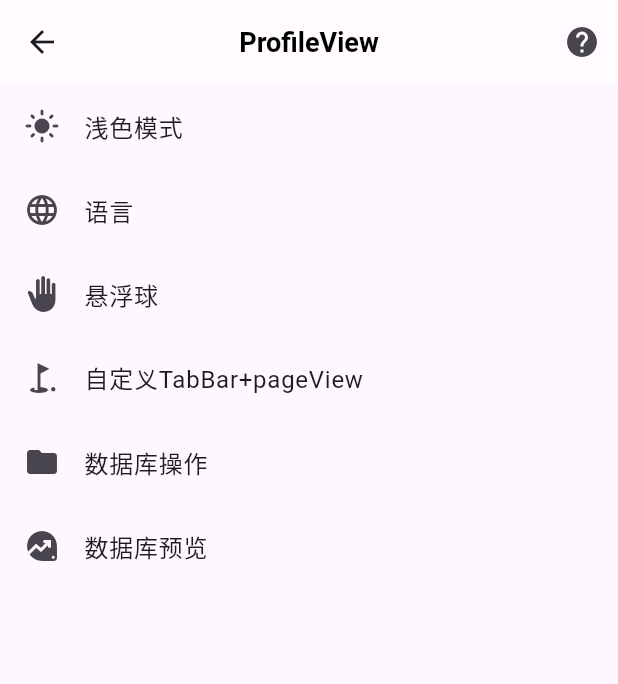
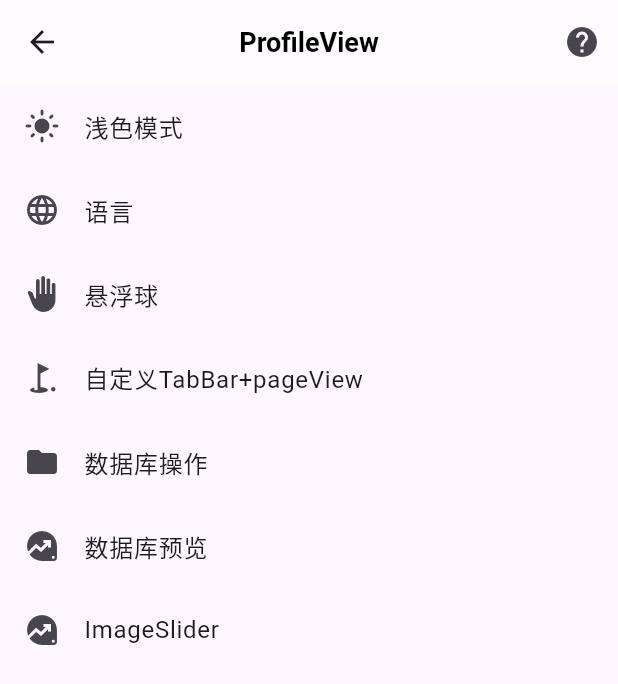
Before and after one commit to yanmingLiu/flutter_getx, a Flutter app: the ProfileView screen opened directly, on a phone screen of 412 x 824 dp. Shown: the top 684 px of the screen. Run offline on Flutter 3.47's test engine with Material 3 defaults, Android fonts, the phone set to English and light mode, and no system bars; our stand-ins replace drift, flutter_secure_storage, flutter_smart_dialog, get, get_storage, in_app_purchase; missing offline and left inert: drift_db_viewer; accounts and stored records are empty; generated files the repository leaves out were written again.

Commit message:
feat: image silder

```diff
--- a/lib/app/modules/profile/views/profile_view.dart
+++ b/lib/app/modules/profile/views/profile_view.dart
@@ -5,6 +5,7 @@ import 'package:flutter_smart_dialog/flutter_smart_dialog.dart';
 import 'package:get/get.dart';
 import 'package:getx_demo1/app/routes/app_route.dart';
 import 'package:getx_demo1/app/theme/theme_service.dart';
+import 'package:getx_demo1/app/widgets/image_slider.dart';
 import 'package:getx_demo1/app/widgets/over_layer_ball.dart';
 import 'package:getx_demo1/generated/locales.g.dart';
 
@@ -82,6 +83,15 @@ class ProfileView extends GetView<ProfileController> {
               ),
               onTap: () {
                 Get.toNamed(AppRoute.dbPreview);
+              },
+            ),
+            ListTile(
+              leading: const Icon(Icons.data_exploration),
+              title: const Text(
+                'ImageSlider',
+              ),
+              onTap: () {
+                Get.to(const ImageSlider());
               },
             ),
           ],
--- a/lib/app/routes/app_route.dart
+++ b/lib/app/routes/app_route.dart
@@ -2,6 +2,7 @@ import 'package:drift_db_viewer/drift_db_viewer.dart';
 import 'package:get/get.dart';
 import 'package:getx_demo1/app/db/database.dart';
 import 'package:getx_demo1/app/modules/profile/views/db_view.dart';
+import 'package:getx_demo1/app/widgets/image_slider.dart';
 
 import '../modules/home/bindings/home_binding.dart';
 import '../modules/home/views/home_view.dart';
@@ -15,33 +16,23 @@ class AppRoute {
   // 路由路径常量
   static const String mian = '/';
   static const String login = '/login';
-  static const String tabView = '/tab-view';
-  static const String dbView = '/db-view';
-  static const String dbPreview = '/db-preview';
+  static const String tabView = '/tabView';
+  static const String dbView = '/dbView';
+  static const String dbPreview = '/dbPreview';
+  static const String imageSlider = '/imageSlider';
 
   // 路由定义列表
   static final List<GetPage> routes = [
+    GetPage(name: mian, page: () => const HomeView(), binding: HomeBinding()),
+    GetPage(name: login, page: () => const LoginView(), binding: LoginBinding()),
+    GetPage(name: tabView, page: () => const CustomTabView()),
+    GetPage(name: dbView, page: () => const DbView()),
+    GetPage(name: dbPreview, page: () => DriftDbViewer(Database())),
     GetPage(
-      name: mian,
-      page: () => const HomeView(),
-      binding: HomeBinding(),
-    ),
-    GetPage(
-      name: login,
-      page: () => const LoginView(),
-      binding: LoginBinding(),
-    ),
-    GetPage(
-      name: tabView,
-      page: () => const CustomTabView(),
-    ),
-    GetPage(
-      name: dbView,
-      page: () => const DbView(),
-    ),
-    GetPage(
-      name: dbPreview,
-      page: () => DriftDbViewer(Database()),
+      name: imageSlider,
+      page: () => const ImageSlider(),
+      popGesture: false,
+      preventDuplicates: true, // 防止重复进入
     ),
   ];
 }
```
Also changed, not shown: lib/app/widgets/image_slider.dart (added, +81 -0 lines), assets/images/original.jpg (added), assets/images/undress.jpg (added).
